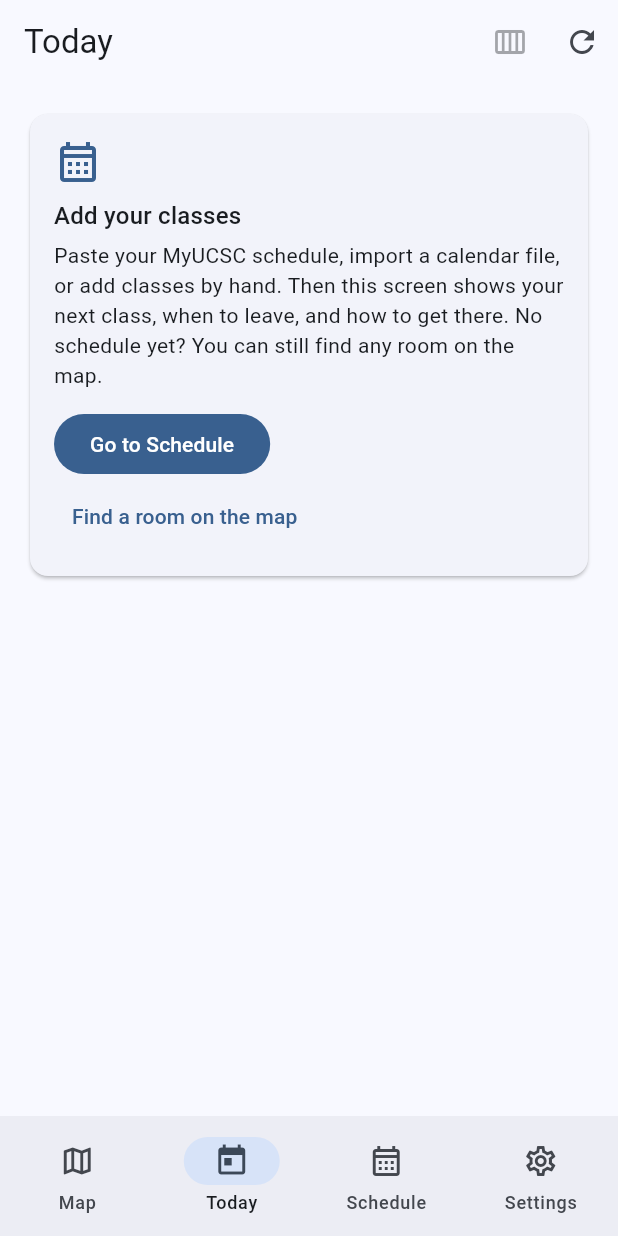
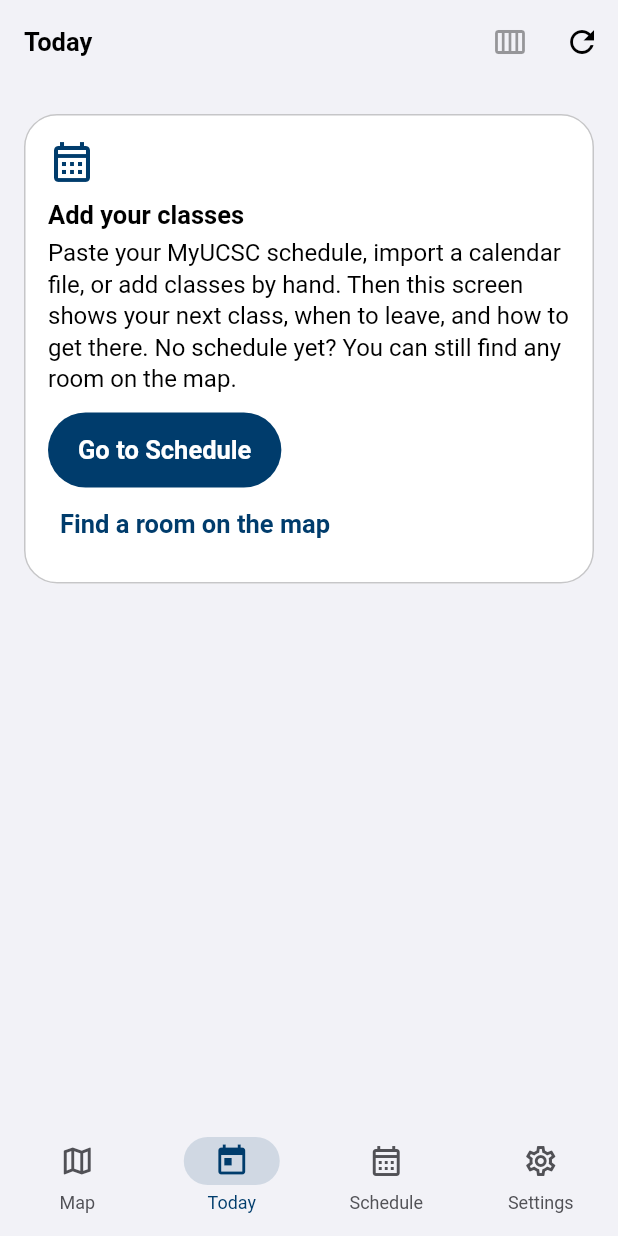
Before and after one commit to JMBugarin/ucsc-campus-router-v2, a Flutter app: the screen it shows after launch, item 2 of the bottom bar chosen, on a phone screen of 412 x 824 dp. Run offline on Flutter 3.47's test engine with Material 3 defaults, Android fonts, the phone set to English and light mode, and no system bars; our stand-ins replace file_picker, flutter_local_notifications, flutter_map, flutter_riverpod, geolocator, latlong2 and 2 more; network calls fail.

Commit message:
feat: add design tokens and apply the theme

```diff
--- a/app/lib/app.dart
+++ b/app/lib/app.dart
@@ -1,6 +1,7 @@
 import 'package:flutter/material.dart';
 import 'package:flutter_riverpod/flutter_riverpod.dart';
 
+import 'design/theme.dart';
 import 'features/map/map_screen.dart';
 import 'features/schedule/schedule_screen.dart';
 import 'features/settings/settings.dart';
@@ -27,9 +28,6 @@ const tabToday = 1;
 const tabSchedule = 2;
 const tabSettings = 3;
 
-// UC Santa Cruz blue and gold.
-const _ucscBlue = Color(0xFF003C6C);
-
 class UcscRouterApp extends StatelessWidget {
   const UcscRouterApp({super.key});
 
@@ -38,11 +36,8 @@ class UcscRouterApp extends StatelessWidget {
     return MaterialApp(
       title: 'UCSC Router',
       debugShowCheckedModeBanner: false,
-      theme: ThemeData(colorScheme: ColorScheme.fromSeed(seedColor: _ucscBlue), useMaterial3: true),
-      darkTheme: ThemeData(
-        colorScheme: ColorScheme.fromSeed(seedColor: _ucscBlue, brightness: Brightness.dark),
-        useMaterial3: true,
-      ),
+      theme: AppTheme.light(),
+      darkTheme: AppTheme.dark(),
       home: const HomeShell(),
     );
   }
--- /dev/null
+++ b/app/lib/design/theme.dart
@@ -0,0 +1,159 @@
+import 'package:flutter/material.dart';
+
+import 'tokens.dart';
+import 'type.dart';
+
+abstract final class AppTheme {
+  static ThemeData light() => _build(AppColors.light, Brightness.light);
+
+  static ThemeData dark() => _build(AppColors.dark, Brightness.dark);
+
+  static ThemeData _build(AppColors c, Brightness brightness) {
+    final dark = brightness == Brightness.dark;
+    final scheme = ColorScheme(
+      brightness: brightness,
+      primary: c.accentFill,
+      onPrimary: c.accentOnFill,
+      primaryContainer: c.bannerFill,
+      onPrimaryContainer: c.labelPrimary,
+      secondary: c.accentFill,
+      onSecondary: c.accentOnFill,
+      secondaryContainer: c.bannerFill,
+      onSecondaryContainer: c.labelPrimary,
+      tertiary: c.accentText,
+      onTertiary: c.accentOnFill,
+      error: c.statusLateFill,
+      onError: c.statusLateOn,
+      surface: c.surfaceContent,
+      onSurface: c.labelPrimary,
+      onSurfaceVariant: c.labelSecondary,
+      surfaceContainerLowest: c.bgCanvas,
+      surfaceContainerLow: c.bgCanvas,
+      surfaceContainer: c.surfaceContent,
+      surfaceContainerHigh: c.surfaceRaised,
+      surfaceContainerHighest: c.surfaceRaised,
+      outline: c.separator,
+      outlineVariant: c.separator,
+      inverseSurface: dark ? const Color(0xFFF2F2F7) : const Color(0xFF1C1C1E),
+      onInverseSurface: dark ? const Color(0xFF000000) : const Color(0xFFFFFFFF),
+      inversePrimary: c.accentFill,
+      scrim: const Color(0xFF000000),
+      shadow: const Color(0xFF000000),
+    );
+    final text = AppText.textTheme(c.labelPrimary, c.labelSecondary);
+    const pill = StadiumBorder();
+    return ThemeData(
+      useMaterial3: true,
+      brightness: brightness,
+      colorScheme: scheme,
+      extensions: [c],
+      scaffoldBackgroundColor: c.bgCanvas,
+      canvasColor: c.bgCanvas,
+      textTheme: text,
+      primaryTextTheme: text,
+      dividerColor: c.separator,
+      dividerTheme: DividerThemeData(color: c.separator, thickness: 1, space: 1),
+      iconTheme: IconThemeData(color: c.labelPrimary),
+      appBarTheme: AppBarTheme(
+        backgroundColor: c.bgCanvas,
+        foregroundColor: c.labelPrimary,
+        surfaceTintColor: Colors.transparent,
+        scrolledUnderElevation: 0,
+        elevation: 0,
+        titleTextStyle: AppText.headline.copyWith(color: c.labelPrimary),
+      ),
+      cardTheme: CardThemeData(
+        color: c.surfaceContent,
+        surfaceTintColor: Colors.transparent,
+        elevation: 0,
+        margin: const EdgeInsets.symmetric(vertical: Space.xxs),
+        shape: RoundedRectangleBorder(
+          borderRadius: BorderRadius.circular(Radii.xl),
+          side: BorderSide(color: c.separator),
+        ),
+      ),
+      filledButtonTheme: FilledButtonThemeData(
+        style: FilledButton.styleFrom(
+          backgroundColor: c.accentFill,
+          foregroundColor: c.accentOnFill,
+          minimumSize: const Size(0, 50),
+          padding: const EdgeInsets.symmetric(horizontal: Space.lg),
+          shape: pill,
+          textStyle: AppText.headline,
+        ),
+      ),
+      textButtonTheme: TextButtonThemeData(
+        style: TextButton.styleFrom(
+          foregroundColor: c.accentText,
+          minimumSize: const Size(Space.tapMin, Space.tapMin),
+          padding: const EdgeInsets.symmetric(horizontal: Space.xs),
+          textStyle: AppText.headline,
+        ),
+      ),
+      outlinedButtonTheme: OutlinedButtonThemeData(
+        style: OutlinedButton.styleFrom(
+          foregroundColor: c.accentText,
+          minimumSize: const Size(0, 50),
+          side: BorderSide(color: c.separator),
+          shape: pill,
+          textStyle: AppText.headline,
+        ),
+      ),
+      iconButtonTheme: IconButtonThemeData(
+        style: IconButton.styleFrom(minimumSize: const Size(Space.tapMin, Space.tapMin), foregroundColor: c.labelPrimary),
+      ),
+      inputDecorationTheme: InputDecorationTheme(
+        border: OutlineInputBorder(borderRadius: BorderRadius.circular(Radii.md), borderSide: BorderSide(color: c.separator)),
+        enabledBorder: OutlineInputBorder(borderRadius: BorderRadius.circular(Radii.md), borderSide: BorderSide(color: c.separator)),
+        focusedBorder: OutlineInputBorder(borderRadius: BorderRadius.circular(Radii.md), borderSide: BorderSide(color: c.accentFill, width: 2)),
+        labelStyle: AppText.body.copyWith(color: c.labelSecondary),
+        hintStyle: AppText.body.copyWith(color: c.labelSecondary),
+      ),
+      listTileTheme: ListTileThemeData(iconColor: c.labelSecondary, textColor: c.labelPrimary, minVerticalPadding: Space.xs),
+      switchTheme: SwitchThemeData(
+        trackColor: WidgetStateProperty.resolveWith((s) => s.contains(WidgetState.selected) ? c.accentFill : c.separator),
+        thumbColor: WidgetStateProperty.resolveWith((s) => s.contains(WidgetState.selected) ? c.accentOnFill : c.surfaceRaised),
+        trackOutlineColor: WidgetStateProperty.all(Colors.transparent),
+      ),
+      progressIndicatorTheme: ProgressIndicatorThemeData(
+        color: c.accentFill,
+        linearTrackColor: c.separator,
+        linearMinHeight: 6,
+        borderRadius: BorderRadius.circular(3),
+      ),
+      snackBarTheme: SnackBarThemeData(
+        behavior: SnackBarBehavior.floating,
+        backgroundColor: scheme.inverseSurface,
+        contentTextStyle: AppText.subhead.copyWith(color: scheme.onInverseSurface),
+        actionTextColor: dark ? AppColors.light.accentText : AppColors.dark.accentText,
+        shape: RoundedRectangleBorder(borderRadius: BorderRadius.circular(Radii.md)),
+      ),
+      dialogTheme: DialogThemeData(
+        backgroundColor: c.surfaceContent,
+        surfaceTintColor: Colors.transparent,
+        shape: RoundedRectangleBorder(borderRadius: BorderRadius.circular(Radii.glass)),
+        titleTextStyle: AppText.title3.copyWith(color: c.labelPrimary),
+        contentTextStyle: AppText.callout.copyWith(color: c.labelPrimary),
+      ),
+      bottomSheetTheme: BottomSheetThemeData(
+        backgroundColor: c.surfaceContent,
+        surfaceTintColor: Colors.transparent,
+        showDragHandle: true,
+        shape: const RoundedRectangleBorder(borderRadius: BorderRadius.vertical(top: Radius.circular(Radii.glass))),
+      ),
+      navigationBarTheme: NavigationBarThemeData(
+        backgroundColor: Colors.transparent,
+        surfaceTintColor: Colors.transparent,
+        elevation: 0,
+        indicatorColor: c.accentTint,
+        indicatorShape: pill,
+        labelTextStyle: WidgetStateProperty.resolveWith(
+          (s) => AppText.caption.copyWith(color: s.contains(WidgetState.selected) ? c.accentText : c.labelSecondary),
+        ),
+        iconTheme: WidgetStateProperty.resolveWith(
+          (s) => IconThemeData(color: s.contains(WidgetState.selected) ? c.accentText : c.labelSecondary),
+        ),
+      ),
+    );
+  }
+}
--- /dev/null
+++ b/app/lib/design/tokens.dart
@@ -0,0 +1,222 @@
+import 'package:flutter/material.dart';
+
+/// Color tokens, named as the design's variables (`label/primary` is [labelPrimary]).
+@immutable
+class AppColors extends ThemeExtension<AppColors> {
+  const AppColors({
+    required this.bgCanvas,
+    required this.surfaceContent,
+    required this.surfaceRaised,
+    required this.surfaceGlassFallback,
+    required this.labelPrimary,
+    required this.labelSecondary,
+    required this.labelTertiary,
+    required this.separator,
+    required this.accentFill,
+    required this.accentOnFill,
+    required this.accentText,
+    required this.accentTint,
+    required this.markerDestination,
+    required this.markerOutline,
+    required this.userDot,
+    required this.statusOkFill,
+    required this.statusOkOn,
+    required this.statusTightFill,
+    required this.statusTightOn,
+    required this.statusLateFill,
+    required this.statusLateOn,
+    required this.bannerFill,
+    required this.glassTint,
+    required this.glassTintStrong,
+    required this.glassProminentTint,
+    required this.glassStroke,
+  });
+
+  final Color bgCanvas;
+  final Color surfaceContent;
+  final Color surfaceRaised;
+  final Color surfaceGlassFallback;
+  final Color labelPrimary;
+  final Color labelSecondary;
+  final Color labelTertiary;
+  final Color separator;
+  final Color accentFill;
+  final Color accentOnFill;
+  final Color accentText;
+  final Color accentTint;
+  final Color markerDestination;
+  final Color markerOutline;
+  final Color userDot;
+  final Color statusOkFill;
+  final Color statusOkOn;
+  final Color statusTightFill;
+  final Color statusTightOn;
+  final Color statusLateFill;
+  final Color statusLateOn;
+  final Color bannerFill;
+  final Color glassTint;
+  final Color glassTintStrong;
+  final Color glassProminentTint;
+  final Color glassStroke;
+
+  static const light = AppColors(
+    bgCanvas: Color(0xFFF2F2F7),
+    surfaceContent: Color(0xFFFFFFFF),
+    surfaceRaised: Color(0xFFFFFFFF),
+    surfaceGlassFallback: Color(0xFFF6F6F9),
+    labelPrimary: Color(0xFF000000),
+    labelSecondary: Color(0xFF515156),
+    labelTertiary: Color(0xFF8A8A90),
+    separator: Color(0xFFC6C6C8),
+    accentFill: Color(0xFF003C6C),
+    accentOnFill: Color(0xFFFFFFFF),
+    accentText: Color(0xFF003C6C),
+    accentTint: Color(0x24003C6C),
+    markerDestination: Color(0xFFFDC700),
+    markerOutline: Color(0xFF3A2E00),
+    userDot: Color(0xFF007AFF),
+    statusOkFill: Color(0xFF1F7A36),
+    statusOkOn: Color(0xFFFFFFFF),
+    statusTightFill: Color(0xFF9A4A00),
+    statusTightOn: Color(0xFFFFFFFF),
+    statusLateFill: Color(0xFFC4001A),
+    statusLateOn: Color(0xFFFFFFFF),
+    bannerFill: Color(0xFFE4EDF7),
+    glassTint: Color(0xB8FFFFFF),
+    glassTintStrong: Color(0xDBFFFFFF),
+    glassProminentTint: Color(0xE6003C6C),
+    glassStroke: Color(0xB3FFFFFF),
+  );
+
+  static const dark = AppColors(
+    bgCanvas: Color(0xFF000000),
+    surfaceContent: Color(0xFF1C1C1E),
+    surfaceRaised: Color(0xFF2C2C2E),
+    surfaceGlassFallback: Color(0xFF2C2C2E),
+    labelPrimary: Color(0xFFFFFFFF),
+    labelSecondary: Color(0xFFB4B4B9),
+    labelTertiary: Color(0xFF8E8E93),
+    separator: Color(0xFF38383A),
+    accentFill: Color(0xFF78B7F2),
+    accentOnFill: Color(0xFF00213B),
+    accentText: Color(0xFF7DB9F4),
+    accentTint: Color(0x3878B7F2),
+    markerDestination: Color(0xFFFDC700),
+    markerOutline: Color(0xFF000000),
+    userDot: Color(0xFF0A84FF),
+    statusOkFill: Color(0xFF30D158),
+    statusOkOn: Color(0xFF002A10),
+    statusTightFill: Color(0xFFFF9F0A),
+    statusTightOn: Color(0xFF2B1700),
+    statusLateFill: Color(0xFFFF6961),
+    statusLateOn: Color(0xFF3A0006),
+    bannerFill: Color(0xFF14283D),
+    glassTint: Color(0xC71C1C1E),
+    glassTintStrong: Color(0xE01C1C1E),
+    glassProminentTint: Color(0xEB78B7F2),
+    glassStroke: Color(0x38FFFFFF),
+  );
+
+  Color statusFill(String status) => switch (status) {
+        'ok' => statusOkFill,
+        'tight' => statusTightFill,
+        'late' => statusLateFill,
+        _ => labelSecondary,
+      };
+
+  Color statusOn(String status) => switch (status) {
+        'ok' => statusOkOn,
+        'tight' => statusTightOn,
+        'late' => statusLateOn,
+        _ => surfaceContent,
+      };
+
+  @override
+  AppColors copyWith() => this;
+
+  @override
+  AppColors lerp(ThemeExtension<AppColors>? other, double t) {
+    if (other is! AppColors) return this;
+    Color mix(Color a, Color b) => Color.lerp(a, b, t)!;
+    return AppColors(
+      bgCanvas: mix(bgCanvas, other.bgCanvas),
+      surfaceContent: mix(surfaceContent, other.surfaceContent),
+      surfaceRaised: mix(surfaceRaised, other.surfaceRaised),
+      surfaceGlassFallback: mix(surfaceGlassFallback, other.surfaceGlassFallback),
+      labelPrimary: mix(labelPrimary, other.labelPrimary),
+      labelSecondary: mix(labelSecondary, other.labelSecondary),
+      labelTertiary: mix(labelTertiary, other.labelTertiary),
+      separator: mix(separator, other.separator),
+      accentFill: mix(accentFill, other.accentFill),
+      accentOnFill: mix(accentOnFill, other.accentOnFill),
+      accentText: mix(accentText, other.accentText),
+      accentTint: mix(accentTint, other.accentTint),
+      markerDestination: mix(markerDestination, other.markerDestination),
+      markerOutline: mix(markerOutline, other.markerOutline),
+      userDot: mix(userDot, other.userDot),
+      statusOkFill: mix(statusOkFill, other.statusOkFill),
+      statusOkOn: mix(statusOkOn, other.statusOkOn),
+      statusTightFill: mix(statusTightFill, other.statusTightFill),
+      statusTightOn: mix(statusTightOn, other.statusTightOn),
+      statusLateFill: mix(statusLateFill, other.statusLateFill),
+      statusLateOn: mix(statusLateOn, other.statusLateOn),
+      bannerFill: mix(bannerFill, other.bannerFill),
+      glassTint: mix(glassTint, other.glassTint),
+      glassTintStrong: mix(glassTintStrong, other.glassTintStrong),
+      glassProminentTint: mix(glassProminentTint, other.glassProminentTint),
+      glassStroke: mix(glassStroke, other.glassStroke),
+    );
+  }
+}
+
+extension AppColorsOf on BuildContext {
+  AppColors get colors => Theme.of(this).extension<AppColors>() ?? AppColors.light;
+}
+
+/// Spacing on a 4 pt grid, and the smallest tap target.
+abstract final class Space {
+  static const double xxs = 4;
+  static const double xs = 8;
+  static const double sm = 12;
+  static const double md = 16;
+  static const double lg = 20;
+  static const double xl = 24;
+  static const double xxl = 32;
+  static const double tapMin = 44;
+}
+
+abstract final class Radii {
+  static const double sm = 8;
+  static const double md = 12;
+  static const double lg = 16;
+  static const double xl = 22;
+  static const double glass = 28;
+  static const double pill = 999;
+}
+
+/// How strongly a glass surface blurs what is behind it. [sigma] is the Gaussian blur Flutter takes;
+/// the design states the blur as a radius, which is twice the sigma.
+enum GlassLevel {
+  small(16),
+  regular(24),
+  strong(32);
+
+  const GlassLevel(this.radius);
+
+  final double radius;
+
+  double get sigma => radius / 2;
+
+  List<BoxShadow> get shadow => switch (this) {
+        GlassLevel.small => Elevation.glassSmall,
+        GlassLevel.regular => Elevation.glassRegular,
+        GlassLevel.strong => Elevation.glassStrong,
+      };
+}
+
+abstract final class Elevation {
+  static const raised = [BoxShadow(color: Color(0x14000000), offset: Offset(0, 1), blurRadius: 3)];
+  static const glassSmall = [BoxShadow(color: Color(0x24000000), offset: Offset(0, 4), blurRadius: 12)];
+  static const glassRegular = [BoxShadow(color: Color(0x29000000), offset: Offset(0, 8), blurRadius: 24)];
+  static const glassStrong = [BoxShadow(color: Color(0x2E000000), offset: Offset(0, 12), blurRadius: 32)];
+}
--- /dev/null
+++ b/app/lib/design/type.dart
@@ -0,0 +1,39 @@
+import 'package:flutter/material.dart';
+
+/// The type ramp. Sizes and line heights are the design's; the system font (SF Pro on iOS) is used and
+/// the platform's text size setting scales every style.
+abstract final class AppText {
+  static TextStyle _s(double size, double line, FontWeight weight) =>
+      TextStyle(fontSize: size, height: line / size, fontWeight: weight, letterSpacing: 0);
+
+  static final display = _s(48, 52, FontWeight.w700);
+  static final largeTitle = _s(34, 41, FontWeight.w700);
+  static final title1 = _s(28, 34, FontWeight.w700);
+  static final title2 = _s(22, 28, FontWeight.w700);
+  static final title3 = _s(20, 25, FontWeight.w600);
+  static final headline = _s(17, 22, FontWeight.w600);
+  static final body = _s(17, 22, FontWeight.w400);
+  static final callout = _s(16, 21, FontWeight.w400);
+  static final subhead = _s(15, 20, FontWeight.w400);
+  static final footnote = _s(13, 18, FontWeight.w400);
+  static final caption = _s(12, 16, FontWeight.w400);
+
+  /// The ramp as Material roles, so widgets that read the theme pick it up.
+  static TextTheme textTheme(Color primary, Color secondary) => TextTheme(
+        displayLarge: display.copyWith(color: primary),
+        displayMedium: largeTitle.copyWith(color: primary),
+        displaySmall: title1.copyWith(color: primary),
+        headlineLarge: title1.copyWith(color: primary),
+        headlineMedium: title2.copyWith(color: primary),
+        headlineSmall: title3.copyWith(color: primary),
+        titleLarge: title3.copyWith(color: primary),
+        titleMedium: headline.copyWith(color: primary),
+        titleSmall: subhead.copyWith(color: primary, fontWeight: FontWeight.w600),
+        bodyLarge: body.copyWith(color: primary),
+        bodyMedium: callout.copyWith(color: primary),
+        bodySmall: footnote.copyWith(color: secondary),
+        labelLarge: subhead.copyWith(color: primary, fontWeight: FontWeight.w600),
+        labelMedium: footnote.copyWith(color: secondary),
+        labelSmall: caption.copyWith(color: secondary),
+      );
+}
```
Also changed, not shown: 2 other files.
